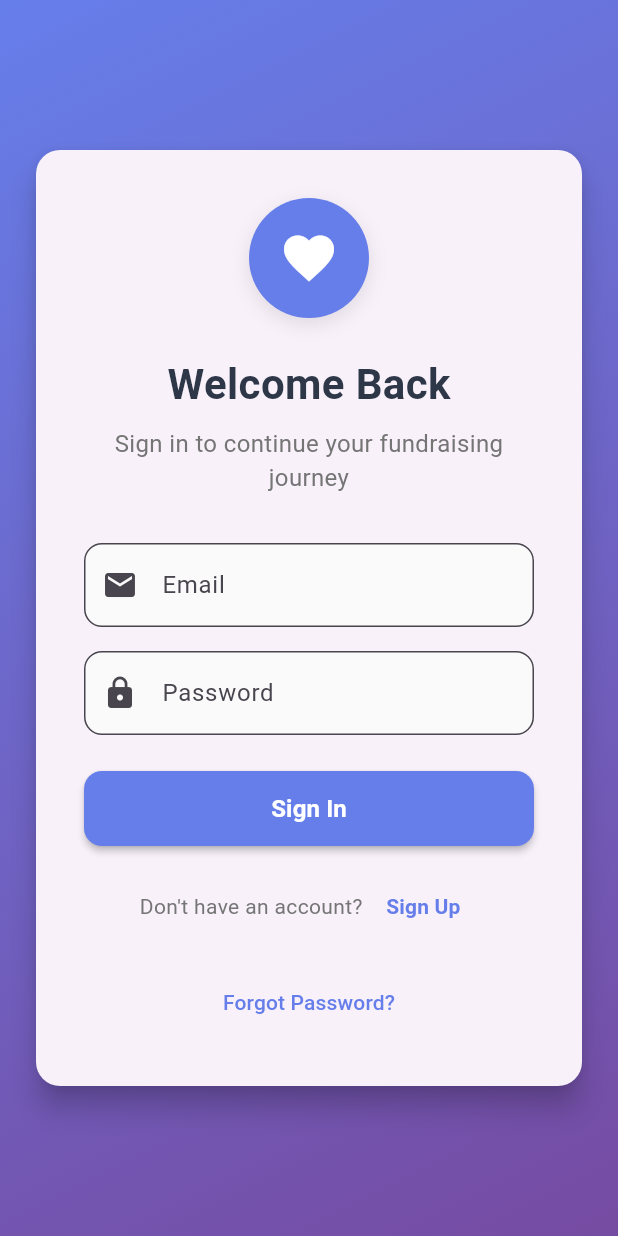
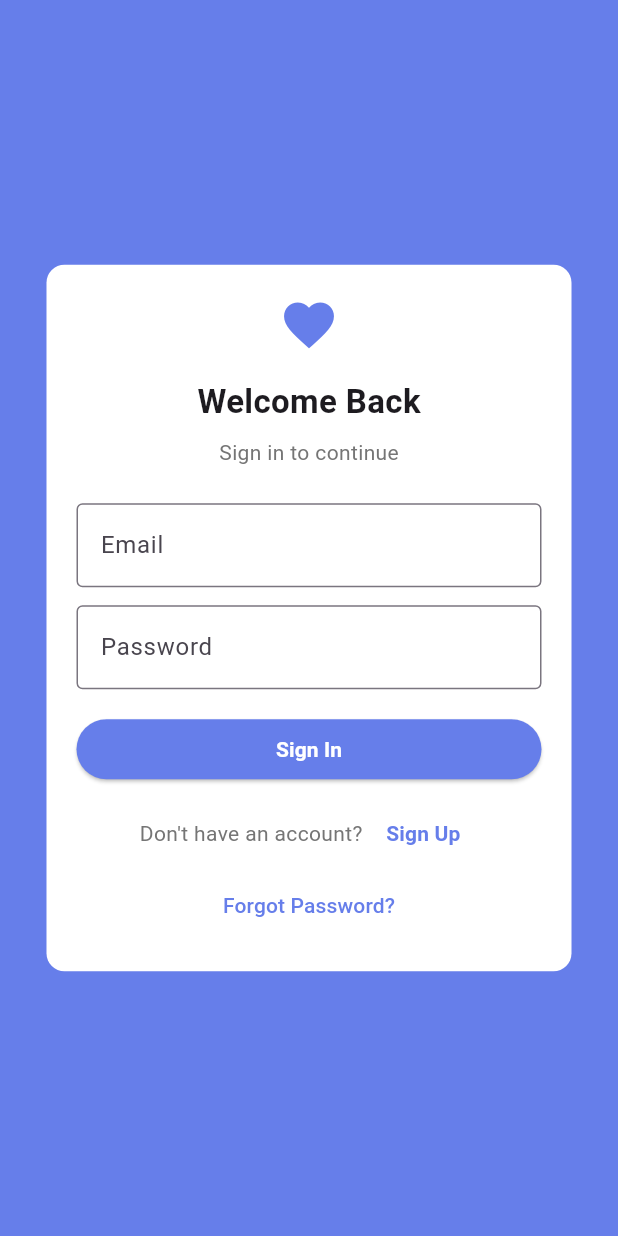
Before and after one commit to jack2799/Fundraising-Portal, a Flutter app: the screen it shows after launch, on a phone screen of 412 x 824 dp. Run offline on Flutter 3.47's test engine with Material 3 defaults, Android fonts, the light colour scheme and no system bars.

Commit message:
Optimize auth screen widget tree for keyboard responsiveness

```diff
--- a/lib/auth_screen.dart
+++ b/lib/auth_screen.dart
@@ -1,5 +1,5 @@
 import 'package:flutter/material.dart';
-import 'package:fundraising_portal/home_screen.dart';
+import 'home_screen.dart';
 
 class AuthScreen extends StatefulWidget {
   const AuthScreen({super.key});
@@ -49,94 +49,60 @@ class _AuthScreenState extends State<AuthScreen> {
 
   @override
   Widget build(BuildContext context) {
-    final size = MediaQuery.of(context).size;
-    final isSmallScreen = size.width < 600;
-    final padding = isSmallScreen ? 20.0 : size.width * 0.1;
-
     return Scaffold(
+      resizeToAvoidBottomInset: true,
       body: Container(
-        decoration: const BoxDecoration(
-          gradient: LinearGradient(
-            begin: Alignment.topLeft,
-            end: Alignment.bottomRight,
-            colors: [Color(0xFF667eea), Color(0xFF764ba2)],
-          ),
-        ),
+        color: const Color(0xFF667eea), // Simple solid color
         child: SafeArea(
+          child: Padding(
+            padding: const EdgeInsets.all(16),
             child: Center(
               child: SingleChildScrollView(
-              padding: EdgeInsets.all(padding),
-              child: ConstrainedBox(
-                constraints: const BoxConstraints(maxWidth: 400),
-                child: Card(
-                  elevation: 8,
-                  shape: RoundedRectangleBorder(
-                    borderRadius: BorderRadius.circular(16),
+                child: Container(
+                  constraints: const BoxConstraints(maxWidth: 350),
+                  padding: const EdgeInsets.all(20),
+                  decoration: BoxDecoration(
+                    color: Colors.white,
+                    borderRadius: BorderRadius.circular(12),
                   ),
-                  child: Padding(
-                    padding: const EdgeInsets.all(32),
                   child: Form(
                     key: _formKey,
                     child: Column(
                       mainAxisSize: MainAxisSize.min,
                       children: [
-                          // Logo/Icon
-                          Container(
-                            width: 80,
-                            height: 80,
-                            decoration: BoxDecoration(
-                              color: const Color(0xFF667eea),
-                              shape: BoxShape.circle,
-                              boxShadow: [
-                                BoxShadow(
-                                  color: Colors.black.withOpacity(0.1),
-                                  blurRadius: 10,
-                                  offset: const Offset(0, 4),
-                                ),
-                              ],
-                            ),
-                            child: const Icon(
+                        // Simple logo
+                        const Icon(
                           Icons.favorite,
-                              color: Colors.white,
+                          color: Color(0xFF667eea),
                           size: 40,
                         ),
-                          ),
-                          const SizedBox(height: 24),
+                        const SizedBox(height: 16),
 
                         // Title
                         Text(
                           _isLogin ? 'Welcome Back' : 'Create Account',
                           style: const TextStyle(
-                              fontSize: 28,
+                            fontSize: 22,
                             fontWeight: FontWeight.bold,
-                              color: Color(0xFF2d3748),
                           ),
                         ),
                         const SizedBox(height: 8),
                         Text(
-                            _isLogin
-                                ? 'Sign in to continue your fundraising journey'
-                                : 'Join us to start making a difference',
+                          _isLogin ? 'Sign in to continue' : 'Join us to start',
                           style: TextStyle(
-                              fontSize: 16,
+                            fontSize: 14,
                             color: Colors.grey[600],
                           ),
-                            textAlign: TextAlign.center,
                         ),
-                          const SizedBox(height: 32),
+                        const SizedBox(height: 24),
 
                         // Name field (only for sign up)
                         if (!_isLogin) ...[
                           TextFormField(
                             controller: _nameController,
-                              decoration: InputDecoration(
+                            decoration: const InputDecoration(
                               labelText: 'Full Name',
-                                prefixIcon: const Icon(Icons.person),
-                                border: OutlineInputBorder(
-                                  borderRadius: BorderRadius.circular(12),
-                                ),
-                                filled: true,
-                                fillColor: Colors.grey[50],
+                              border: OutlineInputBorder(),
                             ),
                             validator: (value) {
                               if (!_isLogin &&
@@ -146,21 +112,16 @@ class _AuthScreenState extends State<AuthScreen> {
                               return null;
                             },
                           ),
-                            const SizedBox(height: 16),
+                          const SizedBox(height: 12),
                         ],
 
                         // Email field
                         TextFormField(
                           controller: _emailController,
                           keyboardType: TextInputType.emailAddress,
-                            decoration: InputDecoration(
+                          decoration: const InputDecoration(
                             labelText: 'Email',
-                              prefixIcon: const Icon(Icons.email),
-                              border: OutlineInputBorder(
-                                borderRadius: BorderRadius.circular(12),
-                              ),
-                              filled: true,
-                              fillColor: Colors.grey[50],
+                            border: OutlineInputBorder(),
                           ),
                           validator: (value) {
                             if (value == null || value.isEmpty) {
@@ -174,20 +135,15 @@ class _AuthScreenState extends State<AuthScreen> {
                             return null;
                           },
                         ),
-                          const SizedBox(height: 16),
+                        const SizedBox(height: 12),
 
                         // Password field
                         TextFormField(
                           controller: _passwordController,
                           obscureText: true,
-                            decoration: InputDecoration(
+                          decoration: const InputDecoration(
                             labelText: 'Password',
-                              prefixIcon: const Icon(Icons.lock),
-                              border: OutlineInputBorder(
-                                borderRadius: BorderRadius.circular(12),
-                              ),
-                              filled: true,
-                              fillColor: Colors.grey[50],
+                            border: OutlineInputBorder(),
                           ),
                           validator: (value) {
                             if (value == null || value.isEmpty) {
@@ -199,32 +155,27 @@ class _AuthScreenState extends State<AuthScreen> {
                             return null;
                           },
                         ),
-                          const SizedBox(height: 24),
+                        const SizedBox(height: 20),
 
                         // Submit button
                         SizedBox(
                           width: double.infinity,
-                            height: 50,
+                          height: 40,
                           child: ElevatedButton(
                             onPressed: _submitForm,
                             style: ElevatedButton.styleFrom(
                               backgroundColor: const Color(0xFF667eea),
                               foregroundColor: Colors.white,
-                                shape: RoundedRectangleBorder(
-                                  borderRadius: BorderRadius.circular(12),
-                                ),
-                                elevation: 2,
                             ),
                             child: Text(
                               _isLogin ? 'Sign In' : 'Sign Up',
                               style: const TextStyle(
-                                  fontSize: 16,
                                 fontWeight: FontWeight.bold,
                               ),
                             ),
                           ),
                         ),
-                          const SizedBox(height: 16),
+                        const SizedBox(height: 12),
 
                         // Toggle mode
                         Row(
@@ -251,11 +202,8 @@ class _AuthScreenState extends State<AuthScreen> {
 
                         // Forgot password (only for login)
                         if (_isLogin) ...[
-                            const SizedBox(height: 16),
                           TextButton(
-                              onPressed: () {
-                                // Handle forgot password
-                              },
+                            onPressed: () {},
                             child: const Text(
                               'Forgot Password?',
                               style: TextStyle(color: Color(0xFF667eea)),
@@ -271,7 +219,6 @@ class _AuthScreenState extends State<AuthScreen> {
           ),
         ),
       ),
-      ),
     );
   }
 }
```
Lines whose indentation alone changed are shown as unchanged.
